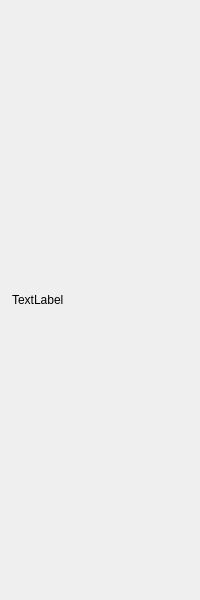
First picture: the form in CourseDependencyGraph/ui/CourseInfoWidget.ui, repository tsznokwong/CourseDependencyGraph, before the edit.
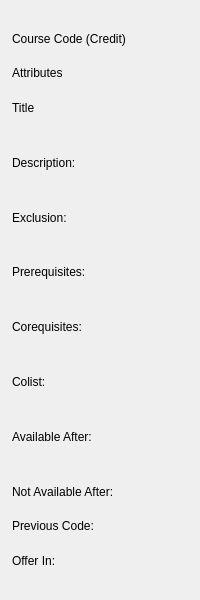
Second picture: the form after the edit.

Patch:
```diff
--- a/CourseDependencyGraph/ui/CourseInfoWidget.ui
+++ b/CourseDependencyGraph/ui/CourseInfoWidget.ui
@@ -31,10 +31,25 @@
      <height>601</height>
     </rect>
    </property>
-   <layout class="QVBoxLayout" name="verticalLayout">
+   <layout class="QVBoxLayout" name="verticalLayout" stretch="1,0,1,1,1,1,1,1,1,1,0,1">
+    <property name="spacing">
+     <number>0</number>
+    </property>
+    <property name="sizeConstraint">
+     <enum>QLayout::SetDefaultConstraint</enum>
+    </property>
     <property name="leftMargin">
      <number>12</number>
     </property>
+    <property name="topMargin">
+     <number>12</number>
+    </property>
+    <property name="rightMargin">
+     <number>12</number>
+    </property>
+    <property name="bottomMargin">
+     <number>12</number>
+    </property>
     <item>
      <widget class="QLabel" name="courseCodeLabel">
       <property name="sizePolicy">
@@ -44,7 +59,138 @@
        </sizepolicy>
       </property>
       <property name="text">
-       <string>TextLabel</string>
+       <string>Course Code (Credit)</string>
+      </property>
+     </widget>
+    </item>
+    <item>
+     <widget class="QLabel" name="attributesLabel">
+      <property name="text">
+       <string>Attributes</string>
+      </property>
+     </widget>
+    </item>
+    <item>
+     <widget class="QLabel" name="titleLabel">
+      <property name="text">
+       <string>Title</string>
+      </property>
+      <property name="wordWrap">
+       <bool>true</bool>
+      </property>
+      <property name="textInteractionFlags">
+       <set>Qt::NoTextInteraction</set>
+      </property>
+     </widget>
+    </item>
+    <item>
+     <widget class="QLabel" name="descriptionLabel">
+      <property name="text">
+       <string>Description: </string>
+      </property>
+      <property name="wordWrap">
+       <bool>true</bool>
+      </property>
+      <property name="textInteractionFlags">
+       <set>Qt::NoTextInteraction</set>
+      </property>
+     </widget>
+    </item>
+    <item>
+     <widget class="QLabel" name="exclusionLabel">
+      <property name="text">
+       <string>Exclusion: </string>
+      </property>
+      <property name="wordWrap">
+       <bool>true</bool>
+      </property>
+      <property name="textInteractionFlags">
+       <set>Qt::NoTextInteraction</set>
+      </property>
+     </widget>
+    </item>
+    <item>
+     <widget class="QLabel" name="prerequisiteLabel">
+      <property name="text">
+       <string>Prerequisites:</string>
+      </property>
+      <property name="wordWrap">
+       <bool>true</bool>
+      </property>
+      <property name="textInteractionFlags">
+       <set>Qt::NoTextInteraction</set>
+      </property>
+     </widget>
+    </item>
+    <item>
+     <widget class="QLabel" name="corequisiteLabel">
+      <property name="text">
+       <string>Corequisites:</string>
+      </property>
+      <property name="wordWrap">
+       <bool>true</bool>
+      </property>
+      <property name="textInteractionFlags">
+       <set>Qt::NoTextInteraction</set>
+      </property>
+     </widget>
+    </item>
+    <item>
+     <widget class="QLabel" name="colistLabel">
+      <property name="text">
+       <string>Colist:</string>
+      </property>
+      <property name="wordWrap">
+       <bool>true</bool>
+      </property>
+      <property name="textInteractionFlags">
+       <set>Qt::NoTextInteraction</set>
+      </property>
+     </widget>
+    </item>
+    <item>
+     <widget class="QLabel" name="availableAfterLabel">
+      <property name="text">
+       <string>Available After:</string>
+      </property>
+      <property name="wordWrap">
+       <bool>true</bool>
+      </property>
+      <property name="textInteractionFlags">
+       <set>Qt::NoTextInteraction</set>
+      </property>
+     </widget>
+    </item>
+    <item>
+     <widget class="QLabel" name="notAvailableAfterLabel">
+      <property name="text">
+       <string>Not Available After:</string>
+      </property>
+      <property name="wordWrap">
+       <bool>true</bool>
+      </property>
+      <property name="textInteractionFlags">
+       <set>Qt::NoTextInteraction</set>
+      </property>
+     </widget>
+    </item>
+    <item>
+     <widget class="QLabel" name="previousCodeLabel">
+      <property name="text">
+       <string>Previous Code: </string>
+      </property>
+     </widget>
+    </item>
+    <item>
+     <widget class="QLabel" name="offerInLabel">
+      <property name="text">
+       <string>Offer In:</string>
+      </property>
+      <property name="wordWrap">
+       <bool>true</bool>
+      </property>
+      <property name="textInteractionFlags">
+       <set>Qt::NoTextInteraction</set>
       </property>
      </widget>
     </item>
```
